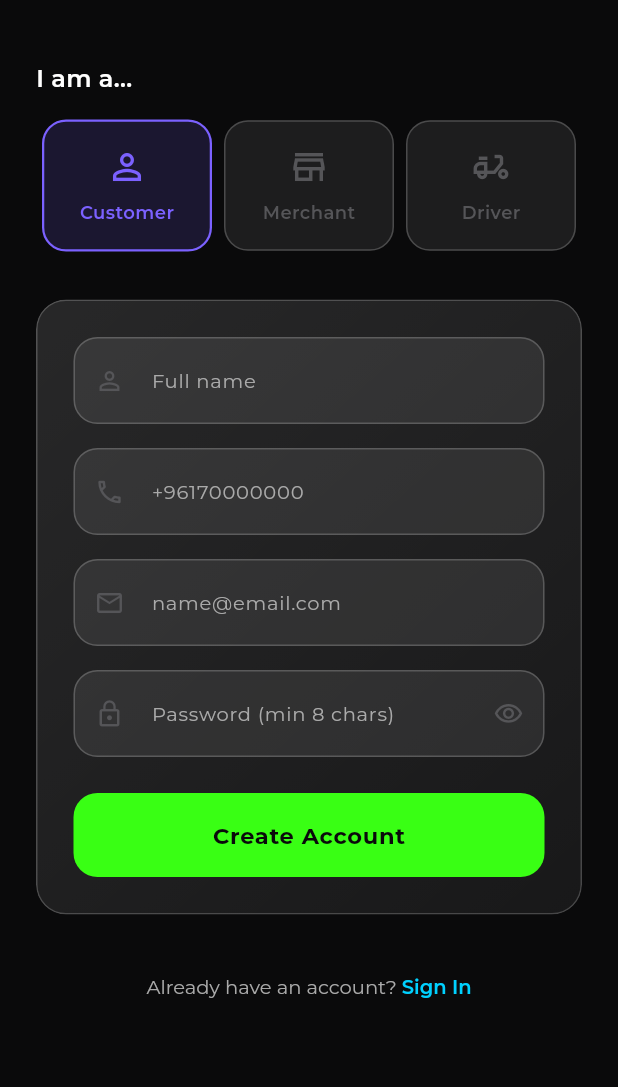
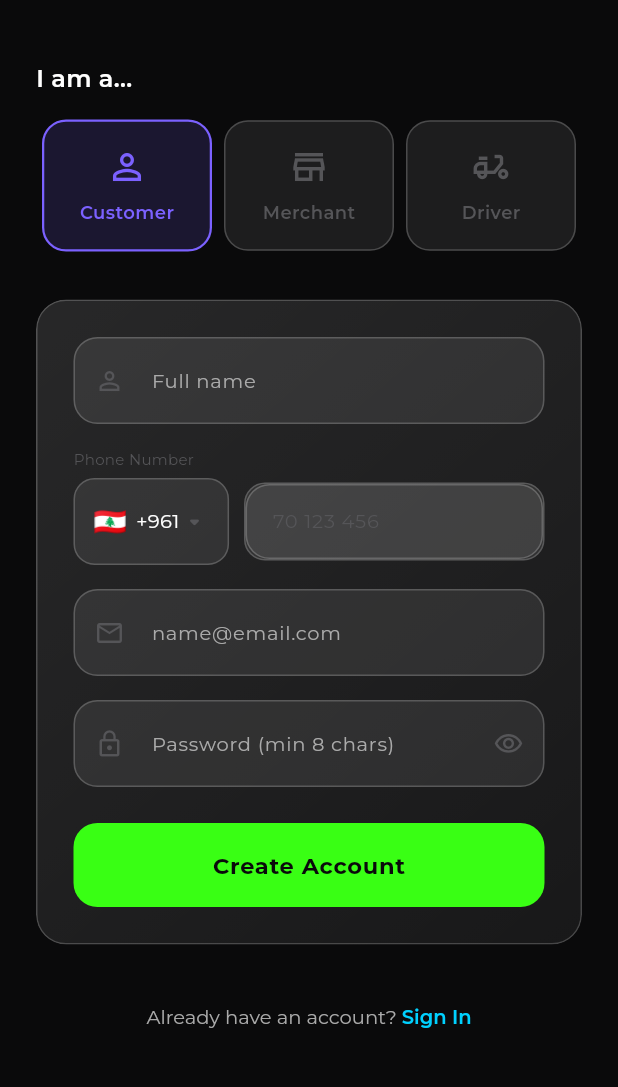
Before and after one commit to abd0339/Faster_APP, a Flutter app: the RegisterScreen screen opened directly, on a phone screen of 412 x 824 dp, the part 59-1146 px from its top. Run offline on Flutter 3.47's test engine with Material 3 defaults, Android fonts, the light colour scheme and no system bars; our stand-ins replace dio, firebase_core, firebase_messaging, flutter_bloc, flutter_dotenv, flutter_map and 5 more; missing offline and left inert: stomp_dart_client; accounts and stored records are empty; network calls fail; statements that could not run were skipped.

Commit message:
feat: country code picker across all phone inputs, push tap routing, restore confirm-location endpoint

```diff
--- a/frontend/lib/features/auth/screens/register_screen.dart
+++ b/frontend/lib/features/auth/screens/register_screen.dart
@@ -4,6 +4,7 @@ import '../../../core/constants/app_colors.dart';
 import '../../../core/constants/app_text_styles.dart';
 import '../../../shared/widgets/app_button.dart';
 import '../../../shared/widgets/app_input.dart';
+import '../../../shared/widgets/phone_input_field.dart';
 import '../../../shared/widgets/glass_card.dart';
 import '../bloc/auth_bloc.dart';
 import '../bloc/auth_event.dart';
@@ -19,7 +20,10 @@ class RegisterScreen extends StatefulWidget {
 class _RegisterScreenState extends State<RegisterScreen> {
   final _formKey = GlobalKey<FormState>();
   final _nameController = TextEditingController();
-  final _phoneController = TextEditingController();
+  // Holds the full E.164 number composed by PhoneInputField
+  // (e.g. "+96170123456"). The user never types the dial code —
+  // it's selected — so this is always well-formed or empty.
+  String _phoneE164 = '';
   final _emailController = TextEditingController();
   final _passwordController = TextEditingController();
   String _selectedRole = 'CUSTOMER';
@@ -48,7 +52,6 @@ class _RegisterScreenState extends State<RegisterScreen> {
   @override
   void dispose() {
     _nameController.dispose();
-    _phoneController.dispose();
     _emailController.dispose();
     _passwordController.dispose();
     super.dispose();
@@ -56,10 +59,25 @@ class _RegisterScreenState extends State<RegisterScreen> {
 
   void _submit() {
     if (!_formKey.currentState!.validate()) return;
+
+    // PhoneInputField isn't a FormField, so it can't take part in
+    // _formKey validation — guard here instead. It emits an empty
+    // string until a national number is entered.
+    if (_phoneE164.isEmpty) {
+      ScaffoldMessenger.of(context).showSnackBar(
+        const SnackBar(
+          content: Text('Phone number is required'),
+          backgroundColor: AppColors.error,
+          behavior: SnackBarBehavior.floating,
+        ),
+      );
+      return;
+    }
+
     context.read<AuthBloc>().add(
           RegisterRequested(
             fullName: _nameController.text.trim(),
-            phone: _phoneController.text.trim(),
+            phone: _phoneE164,
             email: _emailController.text.trim().toLowerCase(),
             password: _passwordController.text,
             role: _selectedRole,
@@ -186,17 +204,17 @@ class _RegisterScreenState extends State<RegisterScreen> {
                           },
                         ),
                         const SizedBox(height: 16),
-                        AppInput(
-                          controller: _phoneController,
-                          hint: '+96170000000',
-                          prefixIcon: Icons.phone_outlined,
-                          keyboardType: TextInputType.phone,
-                          validator: (v) {
-                            if (v == null || v.isEmpty) {
-                              return 'Phone is required';
-                            }
-                            return null;
-                          },
+                        // FIX: was a free-text field where users typed
+                        // things like "70123456" or "0096170123456".
+                        // normalizePhone() turned those into invalid
+                        // numbers and Twilio rejected them (error
+                        // 21211) — a paid API call wasted and an OTP
+                        // that never arrived, with no clear reason
+                        // shown to the user. The dial code is now
+                        // chosen, not typed, so this is always E.164.
+                        PhoneInputField(
+                          label: 'Phone Number',
+                          onChanged: (e164) => _phoneE164 = e164,
                         ),
                         const SizedBox(height: 16),
                         AppInput(
--- a/frontend/lib/main.dart
+++ b/frontend/lib/main.dart
@@ -162,6 +162,9 @@ class FasterApp extends StatelessWidget {
         return bloc;
       },
       child: MaterialApp(
+        // Needed so push-notification taps can navigate — they
+        // fire outside any widget's BuildContext.
+        navigatorKey: navigatorKey,
         title: 'Faster',
         debugShowCheckedModeBanner: false,
         theme: AppTheme.darkTheme,
--- /dev/null
+++ b/frontend/lib/shared/widgets/phone_input_field.dart
@@ -0,0 +1,216 @@
+import 'package:flutter/material.dart';
+import 'package:flutter/services.dart';
+import '../../core/constants/app_colors.dart';
+import '../../core/constants/app_text_styles.dart';
+
+/// A country dial code.
+class CountryCode {
+  final String name;
+  final String flag;
+  final String dial;
+  final int maxDigits;
+
+  const CountryCode(this.name, this.flag, this.dial, this.maxDigits);
+}
+
+/// PhoneInputField
+/// ────────────────────────────────────────────────────
+/// Replaces free-text phone entry across the app.
+///
+/// The problem it solves: users typed things like `70123456`
+/// (no country code) or `0096170123456`. The backend's
+/// normalizePhone() would turn those into `+70123456`, and
+/// Twilio rejected them with error 21211 ("not a valid phone
+/// number") — a paid API call wasted and an OTP that never
+/// arrived, with no obvious reason for the user.
+///
+/// Here the dial code is CHOSEN, never typed, and the national
+/// part is digits-only with a per-country length cap. What
+/// [onChanged] emits is always clean E.164 (`+96170123456`).
+///
+/// A leading zero in the national part is stripped automatically
+/// — Lebanese users habitually write `03 123456`, and `+9610…`
+/// is not a valid number.
+class PhoneInputField extends StatefulWidget {
+  final String label;
+  final String? initialDial;
+  final String? initialNumber;
+
+  /// Emits the full E.164 number, e.g. `+96170123456`.
+  /// Emits an empty string while the input is incomplete.
+  final void Function(String e164) onChanged;
+
+  const PhoneInputField({
+    super.key,
+    required this.label,
+    required this.onChanged,
+    this.initialDial,
+    this.initialNumber,
+  });
+
+  @override
+  State<PhoneInputField> createState() => _PhoneInputFieldState();
+}
+
+class _PhoneInputFieldState extends State<PhoneInputField> {
+  // Lebanon first — it's the launch market and will be the
+  // overwhelming majority of users. The rest cover the Lebanese
+  // diaspora and neighbouring countries, which is where the
+  // occasional non-local number actually comes from.
+  static const List<CountryCode> _countries = [
+    CountryCode('Lebanon', '🇱🇧', '+961', 8),
+    CountryCode('Syria', '🇸🇾', '+963', 9),
+    CountryCode('Jordan', '🇯🇴', '+962', 9),
+    CountryCode('Iraq', '🇮🇶', '+964', 10),
+    CountryCode('Saudi Arabia', '🇸🇦', '+966', 9),
+    CountryCode('UAE', '🇦🇪', '+971', 9),
+    CountryCode('Kuwait', '🇰🇼', '+965', 8),
+    CountryCode('Qatar', '🇶🇦', '+974', 8),
+    CountryCode('Egypt', '🇪🇬', '+20', 10),
+    CountryCode('Turkey', '🇹🇷', '+90', 10),
+    CountryCode('France', '🇫🇷', '+33', 9),
+    CountryCode('Germany', '🇩🇪', '+49', 11),
+    CountryCode('Sweden', '🇸🇪', '+46', 9),
+    CountryCode('United Kingdom', '🇬🇧', '+44', 10),
+    CountryCode('United States', '🇺🇸', '+1', 10),
+    CountryCode('Canada', '🇨🇦', '+1', 10),
+    CountryCode('Australia', '🇦🇺', '+61', 9),
+    CountryCode('Brazil', '🇧🇷', '+55', 11),
+  ];
+
+  late CountryCode _selected;
+  late TextEditingController _numberCtrl;
+
+  @override
+  void initState() {
+    super.initState();
+    _selected = _countries.firstWhere(
+      (c) => c.dial == widget.initialDial,
+      orElse: () => _countries.first,
+    );
+    _numberCtrl = TextEditingController(text: widget.initialNumber ?? '');
+  }
+
+  @override
+  void dispose() {
+    _numberCtrl.dispose();
+    super.dispose();
+  }
+
+  void _emit() {
+    var national = _numberCtrl.text.trim();
+    // Users habitually write the national trunk prefix ("03 123456").
+    // It must not appear in E.164.
+    while (national.startsWith('0')) {
+      national = national.substring(1);
+    }
+    widget.onChanged(national.isEmpty ? '' : '${_selected.dial}$national');
+  }
+
+  void _pickCountry() {
+    showModalBottomSheet(
+      context: context,
+      backgroundColor: AppColors.surface,
+      shape: const RoundedRectangleBorder(
+        borderRadius: BorderRadius.vertical(top: Radius.circular(20)),
+      ),
+      builder: (ctx) => SafeArea(
+        child: ListView.builder(
+          shrinkWrap: true,
+          itemCount: _countries.length,
+          itemBuilder: (ctx, i) {
+            final c = _countries[i];
+            final isSelected = c.name == _selected.name;
+            return ListTile(
+              leading: Text(c.flag, style: const TextStyle(fontSize: 22)),
+              title: Text(c.name, style: AppTextStyles.bodyMedium),
+              trailing: Text(
+                c.dial,
+                style: AppTextStyles.bodyMedium.copyWith(
+                  color: isSelected ? AppColors.primary : AppColors.textHint,
+                  fontWeight: isSelected ? FontWeight.w700 : FontWeight.normal,
+                ),
+              ),
+              onTap: () {
+                Navigator.pop(ctx);
+                setState(() => _selected = c);
+                _emit();
+              },
+            );
+          },
+        ),
+      ),
+    );
+  }
+
+  @override
+  Widget build(BuildContext context) {
+    return Column(
+      crossAxisAlignment: CrossAxisAlignment.start,
+      children: [
+        Text(widget.label, style: AppTextStyles.caption),
+        const SizedBox(height: 6),
+        Row(
+          children: [
+            // ─── Country selector ───────────────────
+            GestureDetector(
+              onTap: _pickCountry,
+              child: Container(
+                padding:
+                    const EdgeInsets.symmetric(horizontal: 12, vertical: 15),
+                decoration: BoxDecoration(
+                  color: AppColors.glassWhite,
+                  borderRadius: BorderRadius.circular(14),
+                  border: Border.all(color: AppColors.glassBorder),
+                ),
+                child: Row(mainAxisSize: MainAxisSize.min, children: [
+                  Text(_selected.flag, style: const TextStyle(fontSize: 18)),
+                  const SizedBox(width: 6),
+                  Text(_selected.dial,
+                      style: AppTextStyles.bodyMedium
+                          .copyWith(color: AppColors.textPrimary)),
+                  const Icon(Icons.arrow_drop_down_rounded,
+                      color: AppColors.textHint, size: 20),
+                ]),
+              ),
+            ),
+            const SizedBox(width: 10),
+
+            // ─── National number ────────────────────
+            Expanded(
+              child: Container(
+                decoration: BoxDecoration(
+                  color: AppColors.glassWhite,
+                  borderRadius: BorderRadius.circular(14),
+                  border: Border.all(color: AppColors.glassBorder),
+                ),
+                child: TextField(
+                  controller: _numberCtrl,
+                  keyboardType: TextInputType.phone,
+                  onChanged: (_) => _emit(),
+                  // Digits only, capped at the country's length.
+                  // Removes the whole class of malformed-number
+                  // failures at the source.
+                  inputFormatters: [
+                    FilteringTextInputFormatter.digitsOnly,
+                    LengthLimitingTextInputFormatter(_selected.maxDigits + 1),
+                  ],
+                  style: AppTextStyles.bodyMedium
+                      .copyWith(color: AppColors.textPrimary),
+                  decoration: InputDecoration(
+                    hintText: '70 123 456',
+                    hintStyle: AppTextStyles.bodyMedium
+                        .copyWith(color: AppColors.textHint),
+                    border: InputBorder.none,
+                    contentPadding: const EdgeInsets.symmetric(
+                        horizontal: 14, vertical: 15),
+                  ),
+                ),
+              ),
+            ),
+          ],
+        ),
+      ],
+    );
+  }
+}
```
Also changed, not shown: frontend/lib/core/router/app_router.dart (+27 -5 lines), frontend/lib/features/auth/screens/login_screen.dart (+38 -13 lines), frontend/lib/features/customer/screens/customer_dashboard_screen.dart (+7 -8 lines), frontend/lib/features/merchant/screens/merchant_dashboard_screen.dart (+12 -16 lines), 2 other files.
